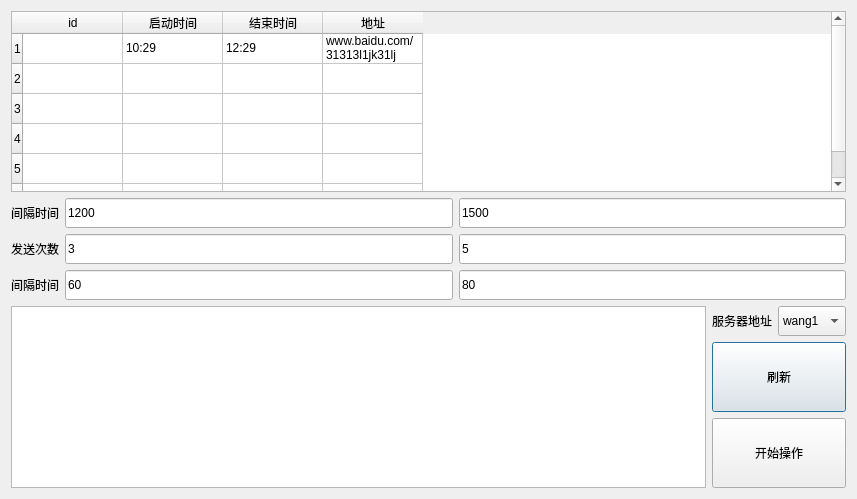
Old version of the form dialog.ui in the repository believeszw/LiveBroadcast.
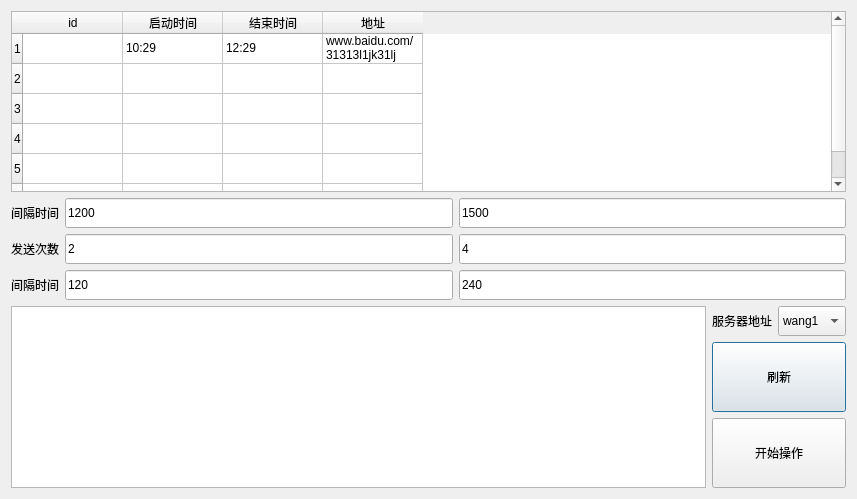
New version of the form.

Patch:
```diff
--- a/dialog.ui
+++ b/dialog.ui
@@ -150,7 +150,7 @@
             </size>
            </property>
            <property name="text">
-            <string>3</string>
+            <string>2</string>
            </property>
           </widget>
          </item>
@@ -163,7 +163,7 @@
             </size>
            </property>
            <property name="text">
-            <string>5</string>
+            <string>4</string>
            </property>
           </widget>
          </item>
@@ -183,7 +183,7 @@
             </size>
            </property>
            <property name="text">
-            <string>60</string>
+            <string>120</string>
            </property>
           </widget>
          </item>
@@ -196,7 +196,7 @@
             </size>
            </property>
            <property name="text">
-            <string>80</string>
+            <string>240</string>
            </property>
           </widget>
          </item>
```
